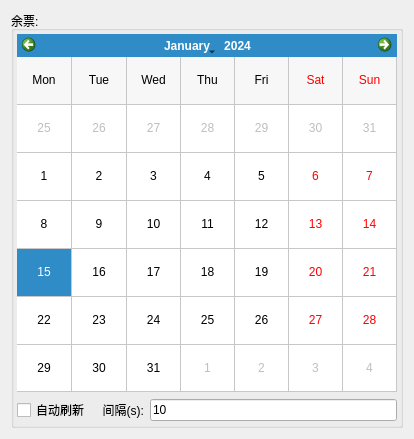
The window that ui/ui_remain_ticket_widget.ui (jeremy-peng/eTicket) describes before a commit, drawn with Qt 5.
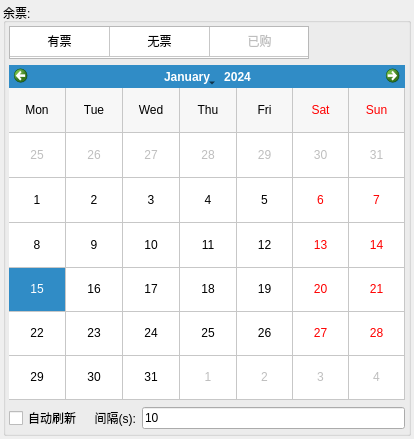
The same window after the commit.

Commit message: buy ticket successfully

```diff
--- a/ui/ui_remain_ticket_widget.ui
+++ b/ui/ui_remain_ticket_widget.ui
@@ -14,12 +14,27 @@
    <string>Form</string>
   </property>
   <layout class="QVBoxLayout" name="verticalLayout">
+   <property name="spacing">
+    <number>3</number>
+   </property>
+   <property name="leftMargin">
+    <number>3</number>
+   </property>
+   <property name="topMargin">
+    <number>3</number>
+   </property>
+   <property name="rightMargin">
+    <number>3</number>
+   </property>
+   <property name="bottomMargin">
+    <number>3</number>
+   </property>
    <item>
     <widget class="QGroupBox" name="groupBox_4">
      <property name="title">
       <string>余票:</string>
      </property>
-     <layout class="QVBoxLayout" name="verticalLayout_4">
+     <layout class="QGridLayout" name="gridLayout">
       <property name="leftMargin">
        <number>3</number>
       </property>
@@ -32,7 +47,88 @@
       <property name="bottomMargin">
        <number>3</number>
       </property>
-      <item>
+      <item row="0" column="0">
+       <widget class="QTableWidget" name="tableTicketStatusIndicator">
+        <property name="maximumSize">
+         <size>
+          <width>300</width>
+          <height>33</height>
+         </size>
+        </property>
+        <property name="verticalScrollBarPolicy">
+         <enum>Qt::ScrollBarAlwaysOff</enum>
+        </property>
+        <property name="horizontalScrollBarPolicy">
+         <enum>Qt::ScrollBarAlwaysOff</enum>
+        </property>
+        <attribute name="horizontalHeaderVisible">
+         <bool>false</bool>
+        </attribute>
+        <attribute name="horizontalHeaderHighlightSections">
+         <bool>false</bool>
+        </attribute>
+        <attribute name="verticalHeaderVisible">
+         <bool>false</bool>
+        </attribute>
+        <attribute name="verticalHeaderHighlightSections">
+         <bool>false</bool>
+        </attribute>
+        <row>
+         <property name="text">
+          <string>1</string>
+         </property>
+        </row>
+        <column>
+         <property name="text">
+          <string>1</string>
+         </property>
+        </column>
+        <column>
+         <property name="text">
+          <string>2</string>
+         </property>
+        </column>
+        <column>
+         <property name="text">
+          <string>3</string>
+         </property>
+        </column>
+        <item row="0" column="0">
+         <property name="text">
+          <string>有票</string>
+         </property>
+         <property name="textAlignment">
+          <set>AlignCenter</set>
+         </property>
+         <property name="flags">
+          <set>NoItemFlags</set>
+         </property>
+        </item>
+        <item row="0" column="1">
+         <property name="text">
+          <string>无票</string>
+         </property>
+         <property name="textAlignment">
+          <set>AlignCenter</set>
+         </property>
+         <property name="flags">
+          <set>NoItemFlags</set>
+         </property>
+        </item>
+        <item row="0" column="2">
+         <property name="text">
+          <string>已购</string>
+         </property>
+         <property name="textAlignment">
+          <set>AlignCenter</set>
+         </property>
+         <property name="flags">
+          <set>ItemIsSelectable</set>
+         </property>
+        </item>
+       </widget>
+      </item>
+      <item row="1" column="0">
        <widget class="QCalendarWidget" name="calendarTicket">
         <property name="firstDayOfWeek">
          <enum>Qt::Monday</enum>
@@ -57,7 +153,7 @@
         </property>
        </widget>
       </item>
-      <item>
+      <item row="2" column="0">
        <layout class="QHBoxLayout" name="horizontalLayout_5">
         <item>
          <widget class="QCheckBox" name="checkAutoRefresh">
```
Left out of the diff: 4 changed lines with no effect on the pictures. The commit also changes 7 other files.
